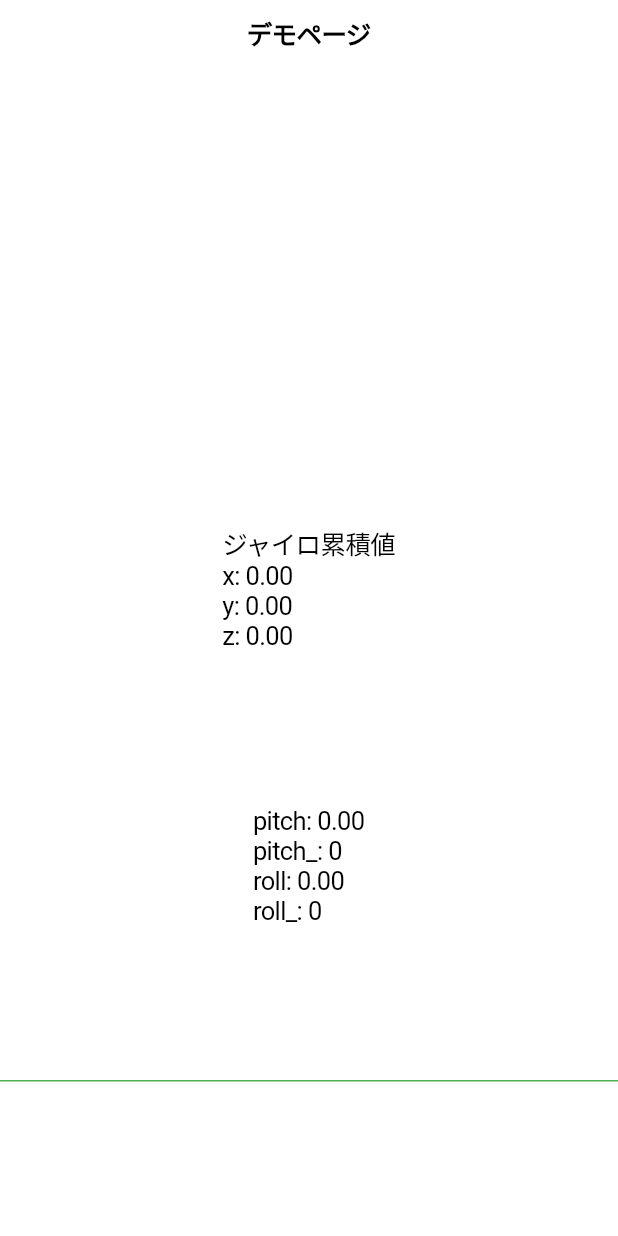
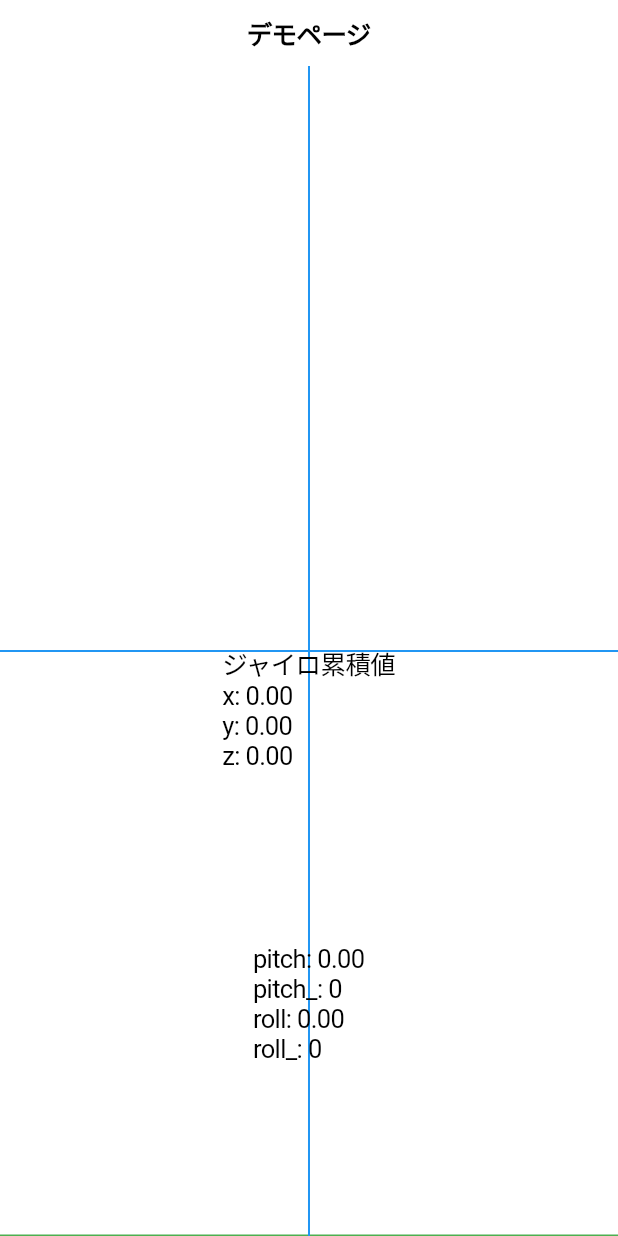
Before and after one commit to HayataTakagi/flutter-camera-tutorial, a Flutter app: the screen it shows after launch, on a phone screen of 412 x 824 dp. Run offline on Flutter 3.47's test engine with Material 3 defaults, Android fonts, the phone set to English and light mode, and no system bars; our stand-ins replace sensors_plus; missing offline and left inert: aeyrium_sensor.

Commit message:
水平と垂直の線を描画

```diff
--- a/lib/main.dart
+++ b/lib/main.dart
@@ -51,7 +51,23 @@ class _MyHomePageState extends State<MyHomePage> {
         navigationBar: const CupertinoNavigationBar(
           middle: Text("デモページ"),
         ),
-        child: Column(
+        child: SafeArea(
+          child: Stack(
+            alignment: Alignment.center,
+            children: [
+              Container(
+                transform: Matrix4.rotationZ(roll),
+                transformAlignment: Alignment.center,
+                child: Container(
+                    decoration: const BoxDecoration(
+                  border: Border(bottom: BorderSide(color: Colors.green)),
+                )),
+              ),
+              CustomPaint(
+                size: Size.infinite,
+                painter: AKCustomPainter(),
+              ),
+              Column(
                 mainAxisAlignment: MainAxisAlignment.spaceEvenly,
                 children: <Widget>[
                   Text(_userAccelerometerValues),
@@ -60,16 +76,10 @@ class _MyHomePageState extends State<MyHomePage> {
                       "ジャイロ累積値\nx: ${g_x.toStringAsFixed(2)}\ny: ${g_y.toStringAsFixed(2)}\nz: ${g_z.toStringAsFixed(2)}"),
                   Text(
                       "pitch: ${pitch.toStringAsFixed(2)}\npitch_: ${pitch_.round()}\nroll: ${roll.toStringAsFixed(2)}\nroll_: ${roll_.round()}"),
-            Container(
-              transform: Matrix4.rotationZ(roll),
-              transformAlignment: Alignment.center,
-              child: Container(
-                  width: 2000,
-                  decoration: const BoxDecoration(
-                    border: Border(bottom: BorderSide(color: Colors.green)),
-                  )),
+                ],
               )
             ],
+          ),
         ));
   }
 
@@ -107,3 +117,37 @@ class _MyHomePageState extends State<MyHomePage> {
     });
   }
 }
+
+class AKCustomPainter extends CustomPainter {
+  @override
+  void paint(Canvas canvas, Size size) {
+    // Vertical line
+    Paint paint_0 = Paint()
+      ..color = const Color.fromARGB(255, 33, 150, 243)
+      ..style = PaintingStyle.stroke
+      ..strokeWidth = 1.34;
+
+    Path path_0 = Path();
+    path_0.moveTo(size.width * 0.50, 0);
+    path_0.lineTo(size.width * 0.50, size.height);
+
+    canvas.drawPath(path_0, paint_0);
+
+    // Horizontal line
+    Paint paint_1 = Paint()
+      ..color = const Color.fromARGB(255, 33, 150, 243)
+      ..style = PaintingStyle.stroke
+      ..strokeWidth = 1.34;
+
+    Path path_1 = Path();
+    path_1.moveTo(0, size.height * 0.50);
+    path_1.lineTo(size.width, size.height * 0.50);
+
+    canvas.drawPath(path_1, paint_1);
+  }
+
+  @override
+  bool shouldRepaint(covariant CustomPainter oldDelegate) {
+    return true;
+  }
+}
```
Lines whose indentation alone changed are shown as unchanged.
